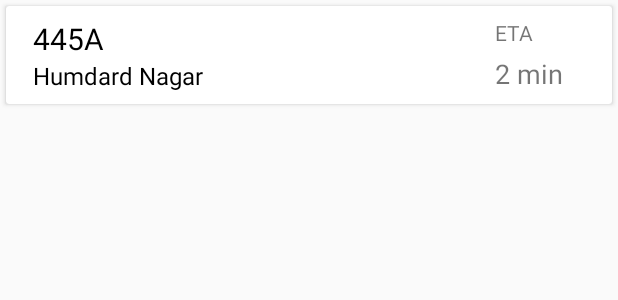
After one commit to khurranasagar/busKAROApp, an Android app: the layout bus_routes_search_layout.xml on its own in the app's theme, with its tools: preview values and no code run, on a phone screen of 412 x 824 dp. The commit adds this screen. Shown: the top 300 px of the screen. Run offline under Robolectric (Android 15) with nearby library versions, the phone set to English and light mode, and no system bars.

Commit message:
Search Suggestions & Route Options Screen

```diff
--- a/app/src/main/java/com/example/sagar/buskaro/Product.java
+++ b/app/src/main/java/com/example/sagar/buskaro/Dest.java
@@ -4,11 +4,11 @@ package com.example.sagar.buskaro;
  * Created by Harshit Verma on 23-03-2018.
  */
 
-public class Product {
+public class Dest {
     private int image;
     private String destname;
 
-    public Product(int image, String destname) {
+    public Dest(int image, String destname) {
         this.image = image;
         this.destname = destname;
     }
--- /dev/null
+++ b/app/src/main/res/layout/bus_routes_search_layout.xml
@@ -0,0 +1,73 @@
+<?xml version="1.0" encoding="utf-8"?>
+<LinearLayout xmlns:android="http://schemas.android.com/apk/res/android"
+    android:orientation="vertical" android:layout_width="match_parent"
+    android:layout_height="wrap_content">
+
+    <android.support.v7.widget.CardView
+        android:layout_width="match_parent"
+        android:layout_height="wrap_content"
+        android:layout_margin="4dp">
+
+        <RelativeLayout
+            android:layout_width="match_parent"
+            android:layout_height="65dp"
+            android:orientation="horizontal"
+            android:padding="8dp">
+
+            <TextView
+                android:id="@+id/Busno"
+                android:layout_width="wrap_content"
+                android:layout_height="wrap_content"
+                android:layout_marginLeft="10dp"
+                android:layout_alignParentTop="true"
+                android:textSize="20sp"
+                android:textAppearance="@style/Base.TextAppearance.AppCompat.Small"
+                android:text="445A"
+                android:textColor="#000000" />
+
+            <TextView
+                android:id="@+id/EndDestination"
+                android:layout_width="wrap_content"
+                android:layout_height="wrap_content"
+                android:layout_marginLeft="10dp"
+                android:layout_below="@+id/Busno"
+                android:text="Humdard Nagar"
+                android:textAppearance="@style/Base.TextAppearance.AppCompat.Small"
+                android:textColor="#000000"
+                android:textSize="16sp" />
+
+            <TextView
+                android:id="@+id/ETAtext"
+                android:layout_width="30dp"
+                android:layout_height="wrap_content"
+                android:layout_alignParentRight="true"
+                android:layout_alignParentTop="true"
+                android:layout_marginRight="40dp"
+                android:text="ETA"
+                android:textSize="14sp" />
+
+            <TextView
+                android:id="@+id/EtaTime"
+                android:layout_width="60dp"
+                android:layout_height="wrap_content"
+                android:layout_alignParentRight="true"
+                android:layout_alignParentBottom="true"
+                android:layout_marginRight="10dp"
+                android:text="2 min"
+                android:textSize="18sp" />
+
+
+
+
+
+
+
+
+
+        </RelativeLayout>
+
+
+
+    </android.support.v7.widget.CardView>
+
+</LinearLayout>
--- a/app/src/main/res/values/strings.xml
+++ b/app/src/main/res/values/strings.xml
@@ -2,6 +2,9 @@
     <string name="app_name">busKARO</string>
     <string name="title_activity_slide">SlideActivity</string>
     <string name="title_activity_home_screen">Map</string>
+    <string name="app_label">busKARO</string>
+    <string name="end_destination_search_hint">Destination</string>
     <string name="Destination">Destination</string>
     <string name="NearestStop">Nearest Stop</string>
+    <string name="title_activity_bus__routes__search__result">Map</string>
 </resources>
--- /dev/null
+++ b/app/src/main/res/xml/destinationscreensearchable.xml
@@ -0,0 +1,5 @@
+<?xml version="1.0" encoding="utf-8"?>
+<searchable xmlns:android="http://schemas.android.com/apk/res/android"
+    android:label="@string/app_label"
+    android:hint="@string/end_destination_search_hint" >
+</searchable>
```
Also changed, not shown: app/src/main/AndroidManifest.xml (+12 -1 lines), app/src/main/java/com/example/sagar/buskaro/Bus_Routes_Search_Result.java (added, +67 -0 lines), app/src/main/java/com/example/sagar/buskaro/DestAdapter.java (renamed from app/src/main/java/com/example/sagar/buskaro/ProductAdapter.java, +14 -5 lines), app/src/main/java/com/example/sagar/buskaro/Destinations.java (+34 -6 lines), app/src/main/java/com/example/sagar/buskaro/RoutesAdapter.java (added, +58 -0 lines), app/src/main/res/layout/activity_bus__routes__search__result.xml (added, +21 -0 lines), app/src/main/res/layout/activity_destinations.xml (+29 -4 lines), app/src/main/res/layout/dest_card1.xml (renamed from app/src/main/res/layout/list_layout.xml).
